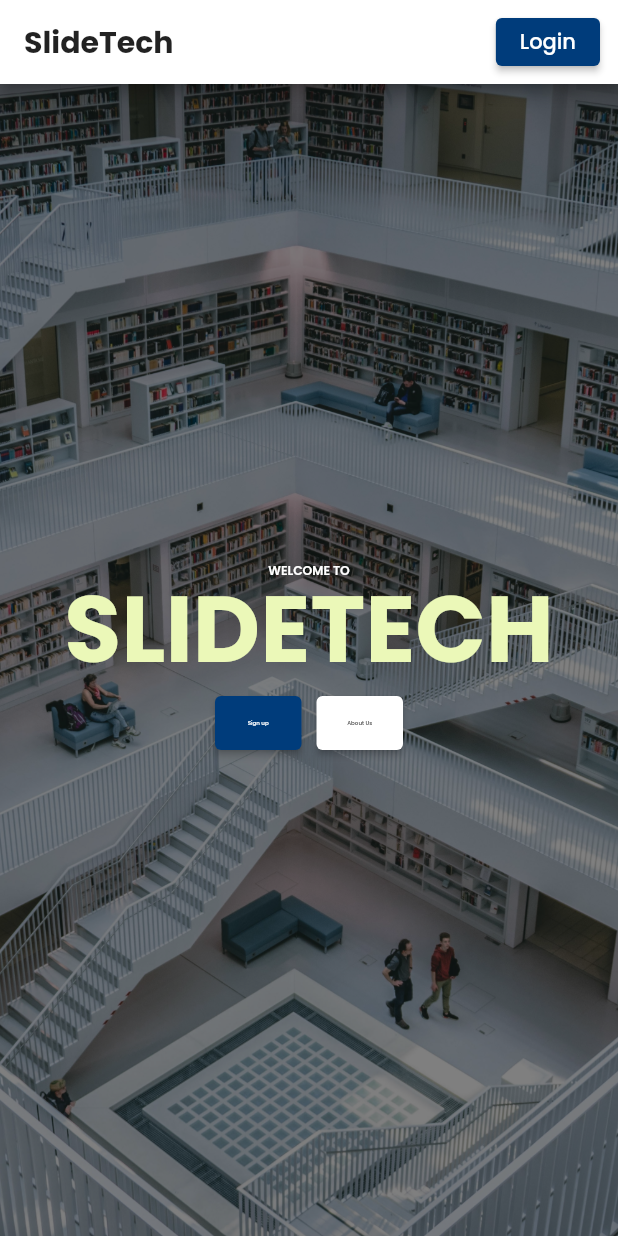
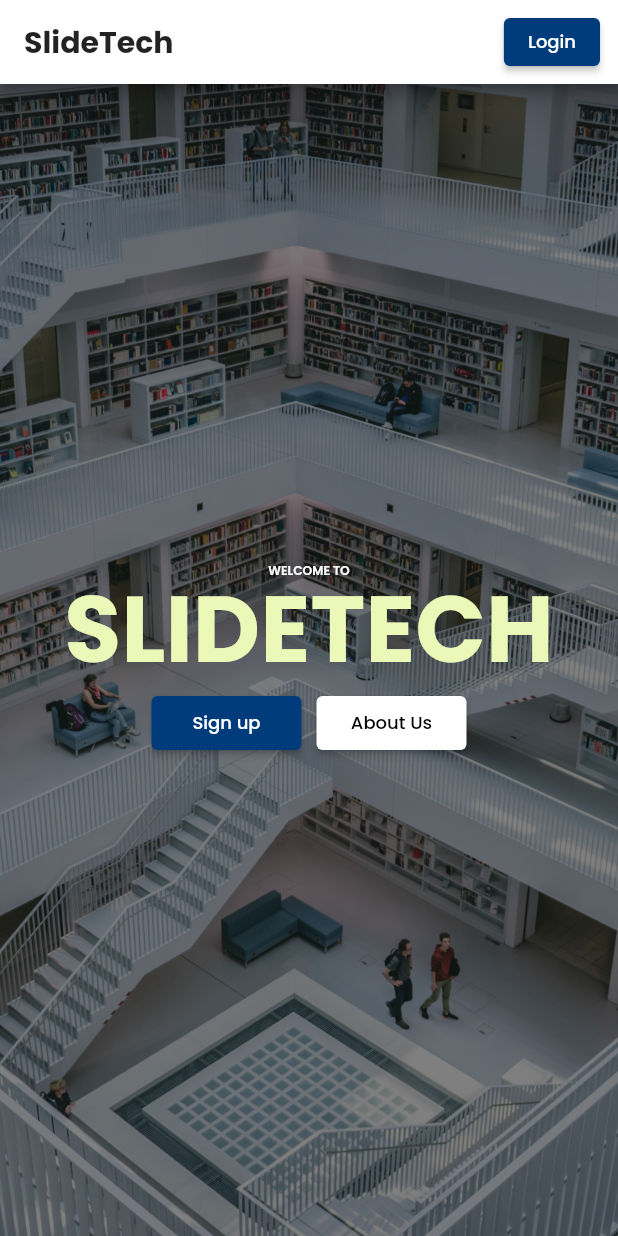
Before and after one commit to Dolapo-A/slides_share_user, a Flutter app: the screen it shows after launch, on a phone screen of 412 x 824 dp. Run offline on Flutter 3.47's test engine with Material 2 defaults, Android fonts, the phone set to English and light mode, and no system bars; our stand-ins replace cloud_firestore, email_validator, firebase_auth, firebase_core, gap, google_fonts and 1 more; missing offline and left inert: the_validator; accounts and stored records are empty.

Commit message:
InitialHomeScreen file Changes made to landing page buttons.

```diff
--- a/lib/screens/initialHomeScreen.dart
+++ b/lib/screens/initialHomeScreen.dart
@@ -1,3 +1,4 @@
+
 import 'package:flutter/material.dart';
 import 'package:gap/gap.dart';
 import 'package:slides_share_user/screens/loginScreen.dart';
@@ -21,10 +22,6 @@ class _InitialHomeScreenState extends State<InitialHomeScreen> {
         screenWidth * 0.02; // You can adjust the multiplier as needed
     double textSizeTitle =
         screenWidth * 0.15; // You can adjust the multiplier as needed
-    double buttonSize =
-        screenWidth * 0.14; // You can adjust the multiplier as needed
-    double buttonTextSize =
-        screenWidth * 0.009; // You can adjust the multiplier as needed
 
     return Scaffold(
       appBar: AppBar(
@@ -52,7 +49,7 @@ class _InitialHomeScreenState extends State<InitialHomeScreen> {
                 },
                 child: const Text(
                   'Login',
-                  style: TextStyle(color: Colors.white),
+                  style: TextStyle(color: Colors.white, fontSize: 12),
                 )),
           ),
         ],
@@ -97,7 +94,7 @@ class _InitialHomeScreenState extends State<InitialHomeScreen> {
                     mainAxisAlignment: MainAxisAlignment.center,
                     children: [
                       Container(
-                        width: buttonSize,
+                        width: 100,
                         child: ElevatedButton(
                             style: ElevatedButton.styleFrom(
                                 primary: Color(0xff003c7b)),
@@ -108,19 +105,18 @@ class _InitialHomeScreenState extends State<InitialHomeScreen> {
                                     builder: (context) => const SignUpScreen()),
                               );
                             },
-                            child: Text(
+                            child: const Text(
                               'Sign up',
                               textAlign: TextAlign.center,
-                              style: TextStyle(
-                                  color: Colors.white,
-                                  fontSize: buttonTextSize),
+                              style:
+                                  TextStyle(color: Colors.white, fontSize: 12),
                             )),
                       ),
                       const SizedBox(
                         width: 10,
                       ),
                       Container(
-                        width: buttonSize,
+                        width: 100,
                         child: ElevatedButton(
                             style:
                                 ElevatedButton.styleFrom(primary: Colors.white),
@@ -169,12 +165,11 @@ class _InitialHomeScreenState extends State<InitialHomeScreen> {
                                 },
                               );
                             },
-                            child: Text(
+                            child: const Text(
                               'About Us',
                               textAlign: TextAlign.center,
-                              style: TextStyle(
-                                  color: Colors.black,
-                                  fontSize: buttonTextSize),
+                              style:
+                                  TextStyle(color: Colors.black, fontSize: 12),
                             )),
                       ),
                     ],
```
Also changed, not shown: 1 other file.
